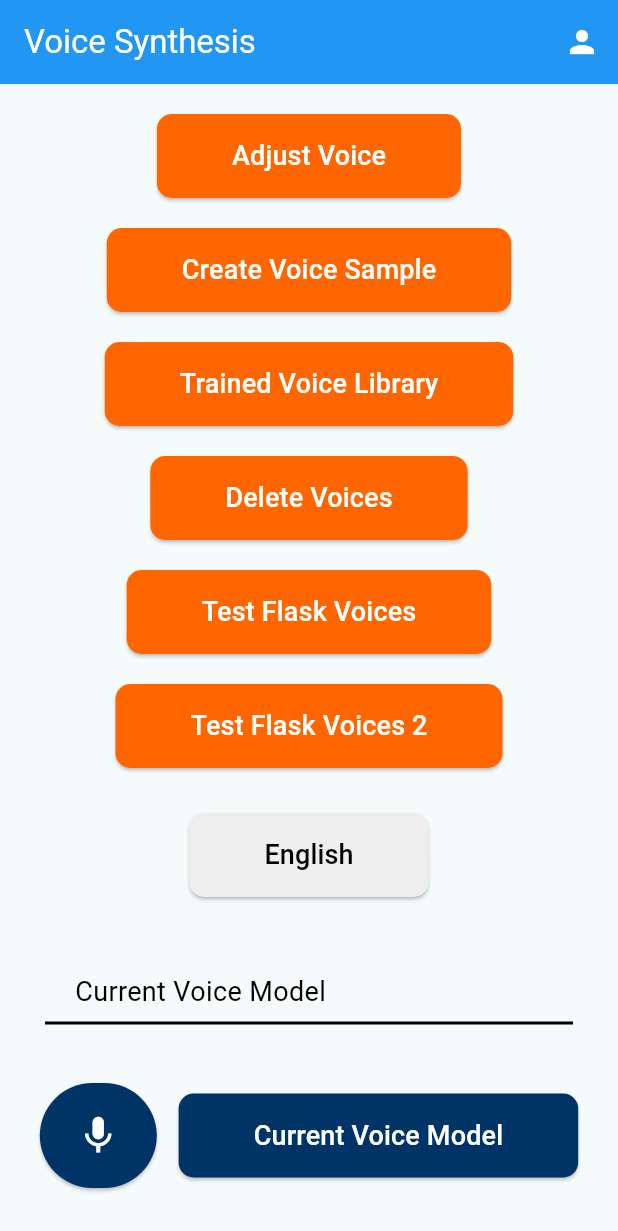
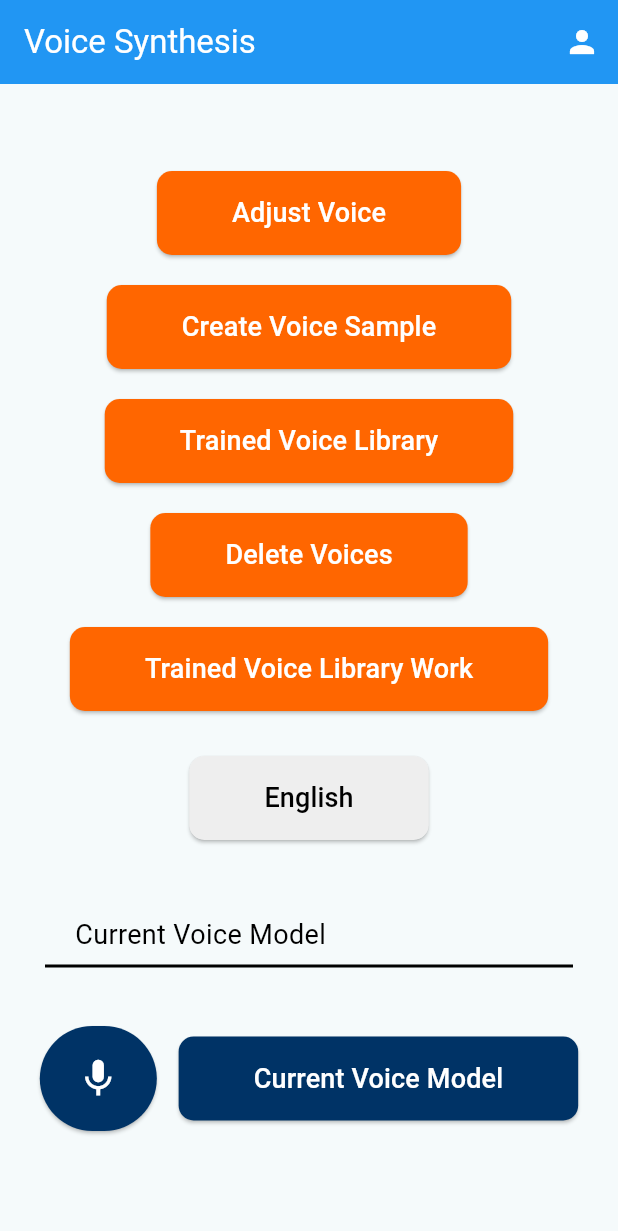
Before and after one commit to mzramle/GoNoam-VS, a Flutter app: the VoiceSynthesisMainPage screen opened by its route, on a phone screen of 412 x 824 dp. Shown: the top 1231 px of the screen. Run offline on Flutter 3.47's test engine with Material 3 defaults, Android fonts, the phone set to English and light mode, and no system bars; our stand-ins replace appwrite, audioplayers, avatar_glow, cloud_firestore, file_picker, firebase_auth and 10 more; missing offline and left inert: dart:js_interop, firebase_app_check, record, translator_plus; accounts and stored records are empty; network calls fail; project files that could hold a hidden picture were left out.

Commit message:
Finally working Trained voice library

```diff
--- a/lib/features/presentation/pages/voice_synthesis/voice_synthesis_main_page.dart
+++ b/lib/features/presentation/pages/voice_synthesis/voice_synthesis_main_page.dart
@@ -99,18 +99,10 @@ class VoiceSynthesisMainPage extends StatelessWidget {
               const SizedBox(height: 20),
               Center(
                 child: OrangeButton(
-                  text: 'Test Flask Voices',
+                  text: 'Trained Voice Library Work',
                   onPressed: () {
-                    Navigator.of(context).pushNamed('/test_flask_page');
-                  },
-                ),
-              ),
-              const SizedBox(height: 20),
-              Center(
-                child: OrangeButton(
-                  text: 'Test Flask Voices 2',
-                  onPressed: () {
-                    Navigator.of(context).pushNamed('/test_flask2_page');
+                    Navigator.of(context)
+                        .pushNamed('/trained_voice_library_work_page');
                   },
                 ),
               ),
--- a/lib/main.dart
+++ b/lib/main.dart
@@ -17,8 +17,7 @@ import 'package:gonoam_v1/features/presentation/pages/voice_synthesis/testvoiceF
 import 'features/presentation/pages/voice_synthesis/delete_voices_page.dart';
 import 'package:gonoam_v1/features/presentation/widgets/stt_test_widget.dart';
 import 'package:persistent_bottom_nav_bar_v2/persistent_bottom_nav_bar_v2.dart';
-import 'features/presentation/pages/voice_synthesis/onnx_flutter_tts.dart';
-import 'features/presentation/pages/voice_synthesis/testvoiceFlask2.dart';
+import 'features/presentation/pages/voice_synthesis/trained_voice_library_workPage.dart';
 import 'features/presentation/widgets/app_bottom_navigation_bar.dart';
 import 'package:provider/provider.dart';
 import 'provider/voice_sample_provider.dart';
@@ -102,7 +101,9 @@ class MyApp extends StatelessWidget {
         GetPage(
             name: '/delete_voices_page', page: () => const DeleteVoicesPage()),
         GetPage(name: '/test_flask_page', page: () => TTSTabPage()),
-        GetPage(name: '/test_flask2_page', page: () => const TTSTabPage2()),
+        GetPage(
+            name: '/trained_voice_library_work_page',
+            page: () => const TrainedVoiceLibraryWork()),
       ],
     );
   }
```
Also changed, not shown: lib/features/presentation/pages/voice_synthesis/trained_voice_library_workPage.dart (renamed from lib/features/presentation/pages/voice_synthesis/testvoiceFlask2.dart, +77 -11 lines).
